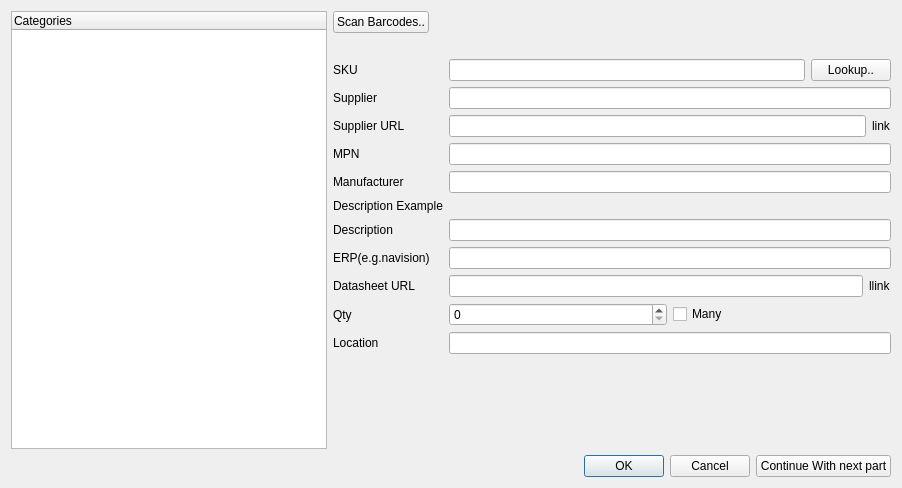
Before: the Qt Designer form partcreationwindow.ui in ArnePhotonics/EpartStocker, drawn with Qt 5.
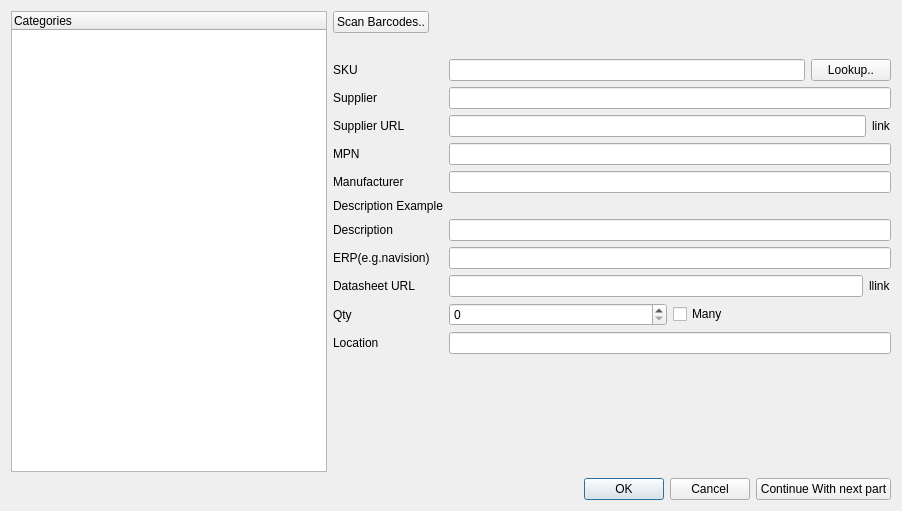
After: the same form once the commit is applied.

Commit message: complete database reload after file is modified, window titles

Patch:
```diff
--- a/partcreationwindow.ui
+++ b/partcreationwindow.ui
@@ -7,7 +7,7 @@
     <x>0</x>
     <y>0</y>
     <width>902</width>
-    <height>488</height>
+    <height>511</height>
    </rect>
   </property>
   <property name="windowTitle">
```
Left out of the diff: 2 changed lines with no effect on the pictures. The commit also changes 6 other files.
